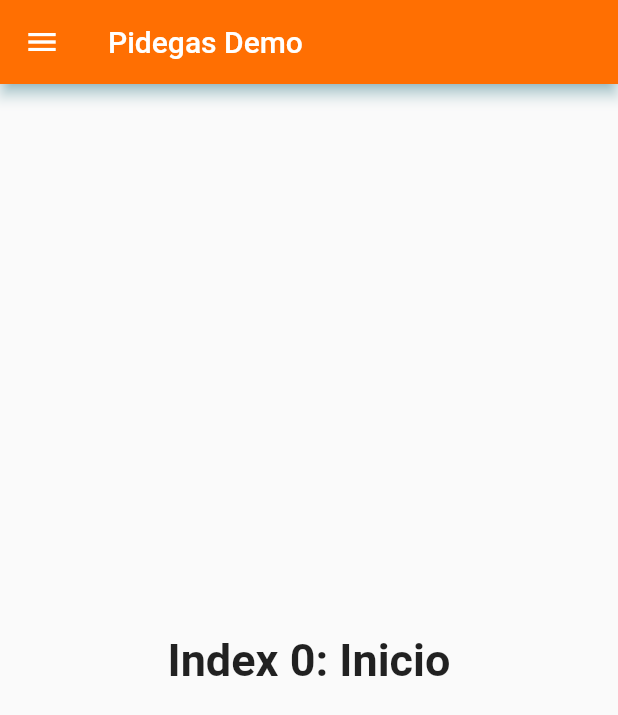
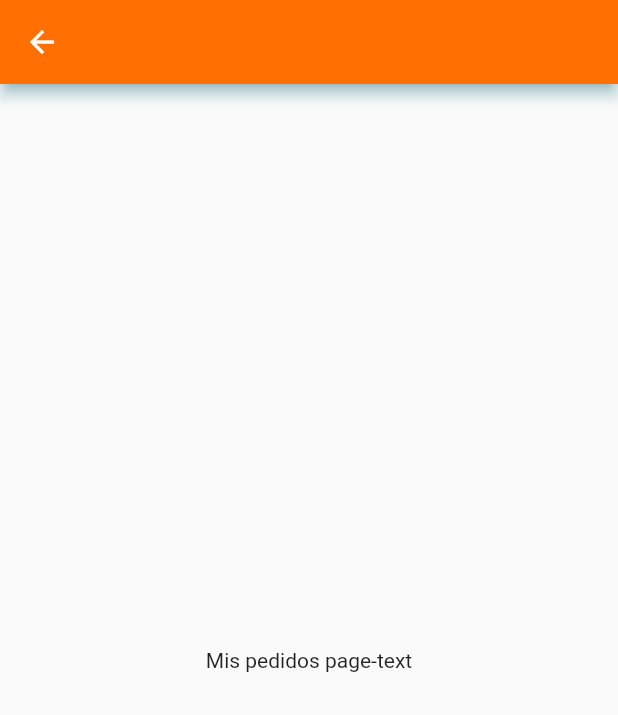
Before and after one commit to WibarraBackendevs/pidegas, a Flutter app: the screen it shows after launch, in the side drawer, after a tap on "Mis Pedidos", on a phone screen of 412 x 824 dp. Shown: the top 715 px of the screen. Run offline on Flutter 3.47's test engine with Material 2 defaults, Android fonts, the phone set to English and light mode, and no system bars.

Commit message:
avances de app pidegas

```diff
--- a/lib/main.dart
+++ b/lib/main.dart
@@ -1,8 +1,34 @@
 import 'dart:io';
 
 import 'package:flutter/material.dart';
+import 'package:pidegas_app/pedidos.dart';
+import 'package:pidegas_app/home.dart';
 
-void main() => runApp(const MyApp());
+void main() {
+  runApp(
+    const MaterialApp(
+      home: MyApp(),
+    ),
+  );
+}
+
+Route _createRoute() {
+  return PageRouteBuilder(
+    pageBuilder: (context, animation, secondaryAnimation) => const Pedidos(),
+    transitionsBuilder: (context, animation, secondaryAnimation, child) {
+      return child;
+    },
+  );
+}
+
+Route _createRouteHome() {
+  return PageRouteBuilder(
+    pageBuilder: (context, animation, secondaryAnimation) => const Home(),
+    transitionsBuilder: (context, animation, secondaryAnimation, child) {
+      return child;
+    },
+  );
+}
 
 class MyApp extends StatelessWidget {
   const MyApp({super.key});
@@ -75,16 +101,19 @@ class _MyHomePageState extends State<MyHomePage> {
           Image.file(File(
               '/home/wibarra/Documentos/Flutter/pidegas_app_test/web/icons/pidegas.jpeg')),
           ListTile(
+            leading: Icon(Icons.add_shopping_cart),
             title: const Text('Mis Pedidos'),
             selected: _selectedIndex == 0,
             onTap: () {
+              //Page1();
               // Update the state of the app
               _onItemTapped(0);
               // Then close the drawer
-              Navigator.pop(context);
+              Navigator.of(context).push(_createRoute());
             },
           ),
           ListTile(
+            leading: Icon(Icons.payment),
             title: const Text('Confirmación de Pago'),
             selected: _selectedIndex == 1,
             onTap: () {
@@ -95,16 +124,18 @@ class _MyHomePageState extends State<MyHomePage> {
             },
           ),
           ListTile(
+            leading: Icon(Icons.add_home),
             title: const Text('Mi Cuenta'),
             selected: _selectedIndex == 2,
             onTap: () {
               // Update the state of the app
               _onItemTapped(2);
               // Then close the drawer
-              Navigator.pop(context);
+              Navigator.of(context).push(_createRouteHome());
             },
           ),
           ListTile(
+            leading: Icon(Icons.add_shopping_cart),
             title: const Text('Facturación'),
             selected: _selectedIndex == 2,
             onTap: () {
@@ -115,7 +146,19 @@ class _MyHomePageState extends State<MyHomePage> {
             },
           ),
           ListTile(
+            leading: Icon(Icons.account_circle),
             title: const Text('Contactanos'),
+            selected: _selectedIndex == 2,
+            onTap: () {
+              // Update the state of the app
+              _onItemTapped(2);
+              // Then close the drawer
+              Navigator.pop(context);
+            },
+          ),
+          ListTile(
+            leading: Icon(Icons.logout),
+            title: const Text('Cerrar Sesión'),
             selected: _selectedIndex == 2,
             onTap: () {
               // Update the state of the app
@@ -129,6 +172,10 @@ class _MyHomePageState extends State<MyHomePage> {
             child: ElevatedButton(
               onPressed: _closeDrawer,
               child: const Text('Close Drawer'),
+              style: ButtonStyle(
+                backgroundColor: MaterialStatePropertyAll<Color>(
+                    Color.fromRGBO(102, 102, 100, 0)),
+              ),
             ),
           ),
         ],
--- /dev/null
+++ b/lib/pedidos.dart
@@ -0,0 +1,20 @@
+import 'dart:io';
+
+import 'package:flutter/material.dart';
+
+class Pedidos extends StatelessWidget {
+  const Pedidos({super.key});
+
+  @override
+  Widget build(BuildContext context) {
+    return Scaffold(
+      appBar: AppBar(
+        shadowColor: Color.fromARGB(255, 119, 209, 225),
+        backgroundColor: Color.fromARGB(255, 255, 111, 2),
+      ),
+      body: const Center(
+        child: Text('Mis pedidos page-text'),
+      ),
+    );
+  }
+}
```
Also changed, not shown: lib/home.dart (added, +26 -0 lines).
